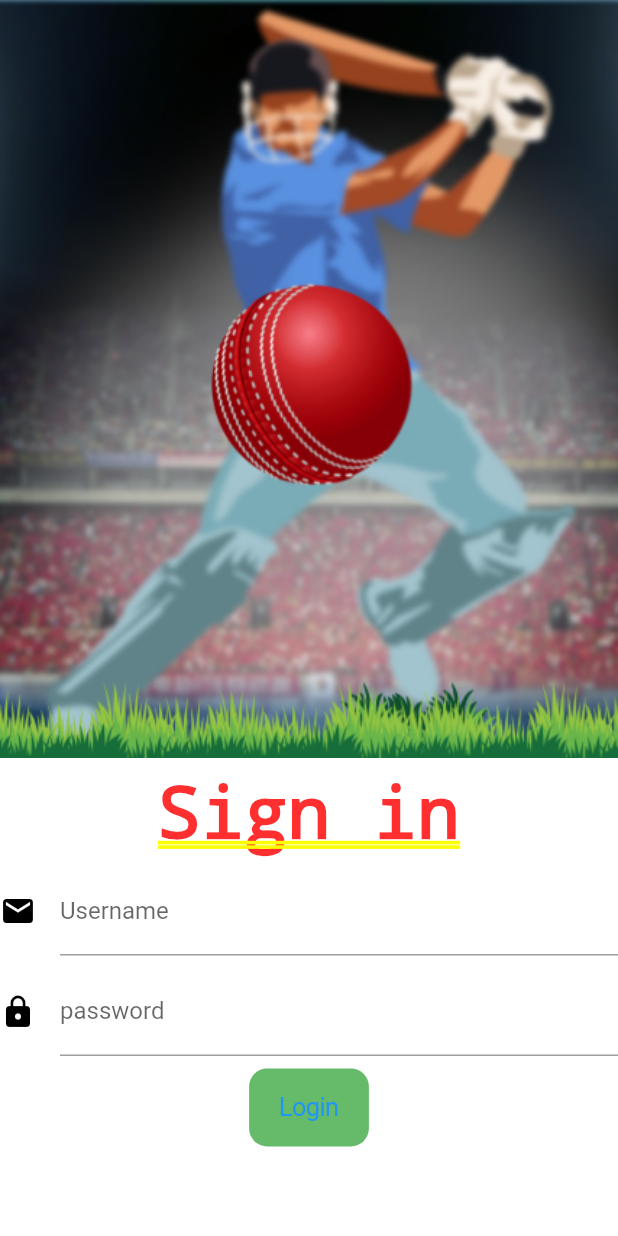
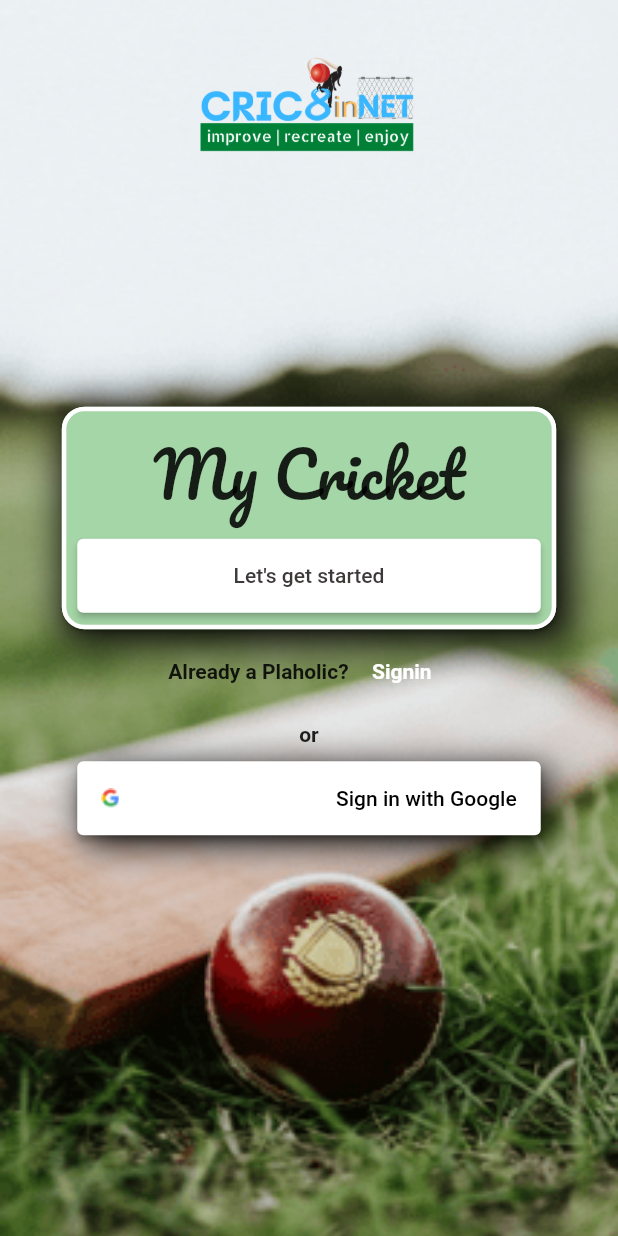
Before and after one commit to GitFromGeeks/Circ8inNet, a Flutter app: the screen it shows after launch, on a phone screen of 412 x 824 dp. Run offline on Flutter 3.47's test engine with Material 2 defaults, Android fonts, the light colour scheme and no system bars; our stand-ins replace google_fonts.

Commit message:
added new screens

```diff
--- a/lib/Shared/constants.dart
+++ b/lib/Shared/constants.dart
@@ -1,15 +1,15 @@
-// import 'package:flutter/material.dart';
+import 'package:flutter/material.dart';
 
-// class Constant {
-//   static final Color primaryColor = Colors.orangeAccent[700];
-//   static final Color secondaryColor = Colors.purple[900];
-//   static final Widget grad = Container(
-//       decoration: BoxDecoration(
-//           gradient: LinearGradient(
-//               begin: Alignment.topLeft,
-//               end: Alignment.bottomRight,
-//               colors: [Constant.primaryColor, Colors.orange[300]])));
-// }
+class Constant {
+  static final Color? primaryColor = Colors.green[200];
+  // static final Color secondaryColor = Colors.purple[900];
+  // static final Widget grad = Container(
+  //     decoration: BoxDecoration(
+  //         gradient: LinearGradient(
+  //             begin: Alignment.topLeft,
+  //             end: Alignment.bottomRight,
+  //             colors: [Constant.primaryColor, Colors.orange[300]])));
+}
 
 // class Images {
 //   static final AssetImage app_logo = AssetImage('assets/image/app_logo.png');
--- a/lib/Shared/routes.dart
+++ b/lib/Shared/routes.dart
@@ -1,12 +1,15 @@
-import 'package:cric8innet/views/login.dart';
+import 'package:cric8innet/features/authentication/display/pages/login.dart';
 import 'package:cric8innet/splashScreen.dart';
+import 'package:cric8innet/features/authentication/display/pages/chooseAuth.dart';
 
 class Routes {
   static const String login = '/login';
   static const String splash = '/splash';
+  static const String choose = '/choose';
 }
 
 final routes = {
   Routes.login: (context) => const LoginScreen(),
   Routes.splash: (context) => const SplashScreen(),
+  Routes.choose: (context) => const ChooseAuth(),
 };
--- /dev/null
+++ b/lib/features/authentication/display/pages/chooseAuth.dart
@@ -0,0 +1,143 @@
+import 'package:cric8innet/Shared/constants.dart';
+import 'package:flutter/material.dart';
+import 'package:google_fonts/google_fonts.dart';
+import 'package:cric8innet/Shared/routes.dart';
+
+class ChooseAuth extends StatelessWidget {
+  const ChooseAuth({Key? key}) : super(key: key);
+
+  @override
+  Widget build(BuildContext context) {
+    return Scaffold(
+        body: Stack(
+      children: [
+        const SizedBox(
+            child: Image(
+                width: double.infinity,
+                height: double.infinity,
+                fit: BoxFit.cover,
+                image: AssetImage("assets/images/signupbg.png"))),
+        const Padding(
+          padding: EdgeInsets.only(
+            top: 35,
+            left: 130,
+          ),
+          child: SizedBox(
+            width: 150,
+            height: 100,
+            child: Align(
+              alignment: Alignment.topCenter,
+              child: Image(image: AssetImage("assets/icons/logo.png")),
+            ),
+          ),
+        ),
+        Center(
+          child: Column(
+            mainAxisAlignment: MainAxisAlignment.center,
+            children: [
+              Container(
+                decoration: const BoxDecoration(boxShadow: [
+                  BoxShadow(
+                      color: Colors.black,
+                      blurRadius: 20.0,
+                      spreadRadius: 0.0,
+                      offset: Offset(5.0, 5.0))
+                ]),
+                child: Card(
+                  color: Constant.primaryColor,
+                  shape: RoundedRectangleBorder(
+                      side: const BorderSide(color: Colors.white, width: 3),
+                      borderRadius: BorderRadius.circular(15)),
+                  child: SizedBox(
+                      height: MediaQuery.of(context).size.height * 0.18,
+                      width: MediaQuery.of(context).size.width * 0.8,
+                      child: Column(
+                        children: [
+                          Padding(
+                            padding: const EdgeInsets.all(8.0),
+                            child: Text("My Cricket",
+                                style: GoogleFonts.pacifico(
+                                    fontSize:
+                                        MediaQuery.of(context).size.width *
+                                            0.1)),
+                          ),
+                          SizedBox(
+                            width: MediaQuery.of(context).size.width * 0.75,
+                            height: MediaQuery.of(context).size.height * 0.06,
+                            child: ElevatedButton(
+                                style: ElevatedButton.styleFrom(
+                                  primary: Colors.white,
+                                ),
+                                onPressed: () {},
+                                child: const Text(
+                                  "Let's get started",
+                                  style: TextStyle(
+                                      color: Color.fromARGB(255, 61, 57, 57)),
+                                )),
+                          ),
+                        ],
+                      )),
+                ),
+              ),
+              Row(
+                mainAxisAlignment: MainAxisAlignment.center,
+                children: [
+                  const Text(
+                    "Already a Plaholic? ",
+                    style: TextStyle(fontWeight: FontWeight.bold),
+                  ),
+                  TextButton(
+                      onPressed: () {
+                        Navigator.pushNamed(context, Routes.login);
+                      },
+                      child: const Text(
+                        "Signin",
+                        style: TextStyle(
+                            color: Colors.white, fontWeight: FontWeight.bold),
+                      ))
+                ],
+              ),
+              const Padding(
+                padding: EdgeInsets.all(10.0),
+                child: Text(
+                  "or",
+                  style: TextStyle(fontWeight: FontWeight.bold),
+                ),
+              ),
+              Container(
+                decoration: const BoxDecoration(boxShadow: [
+                  BoxShadow(
+                      color: Colors.black,
+                      blurRadius: 20.0,
+                      spreadRadius: 0.0,
+                      offset: Offset(5.0, 5.0))
+                ]),
+                child: SizedBox(
+                  width: MediaQuery.of(context).size.width * 0.75,
+                  height: MediaQuery.of(context).size.height * 0.06,
+                  child: ElevatedButton(
+                      style: ElevatedButton.styleFrom(
+                        primary: Colors.white,
+                      ),
+                      onPressed: () {},
+                      child: Row(
+                        children: const [
+                          Image(
+                            image: AssetImage("assets/icons/googlelogo.png"),
+                          ),
+                          Spacer(),
+                          Text(
+                            "Sign in with Google",
+                            style: TextStyle(color: Colors.black),
+                          )
+                        ],
+                      )),
+                ),
+              ),
+            ],
+          ),
+        ),
+      ],
+    ));
+  }
+}
--- a/lib/splashScreen.dart
+++ b/lib/splashScreen.dart
@@ -14,7 +14,7 @@ class _SplashScreenState extends State<SplashScreen> {
   void initState() {
     super.initState();
     Timer(const Duration(seconds: 2), () {
-      Navigator.pushNamed(context, Routes.login);
+      Navigator.pushNamed(context, Routes.choose);
     });
   }
 
@@ -22,6 +22,10 @@ class _SplashScreenState extends State<SplashScreen> {
   Widget build(BuildContext context) {
     return const Scaffold(
         body: Image(
+      fit: BoxFit.cover,
+      height: double.infinity,
+      width: double.infinity,
+      alignment: Alignment.center,
       image: AssetImage('assets/images/splash.png'),
     ));
   }
--- a/lib/views/login.dart
+++ /dev/null
@@ -1,48 +0,0 @@
-import 'package:flutter/cupertino.dart';
-import 'package:flutter/material.dart';
-
-class LoginScreen extends StatelessWidget {
-  const LoginScreen({Key? key}) : super(key: key);
-
-  @override
-  Widget build(BuildContext context) {
-    return Column(
-      children: [
-        const Image(image: AssetImage('assets/images/login.png')),
-        SizedBox(
-          height: MediaQuery.of(context).size.height * 0.01,
-        ),
-        const Text("Sign in"),
-        SizedBox(
-          height: MediaQuery.of(context).size.height * 0.01,
-        ),
-        TextFormField(
-          decoration: const InputDecoration(
-              icon: Icon(
-                Icons.email,
-                color: Colors.black,
-              ),
-              labelText: "Username"),
-        ),
-        const SizedBox(
-          height: 8,
-        ),
-        TextFormField(
-          decoration: const InputDecoration(
-              icon: Icon(
-                Icons.lock,
-                color: Colors.black,
-              ),
-              labelText: "password"),
-        ),
-        SizedBox(
-          height: MediaQuery.of(context).size.height * 0.01,
-        ),
-        CupertinoButton(
-            color: Colors.green[400],
-            child: const Text("Login"),
-            onPressed: () {})
-      ],
-    );
-  }
-}
--- a/pubspec.yaml
+++ b/pubspec.yaml
@@ -34,6 +34,7 @@ dependencies:
   # The following adds the Cupertino Icons font to your application.
   # Use with the CupertinoIcons class for iOS style icons.
   cupertino_icons: ^1.0.2
+  google_fonts: ^2.3.1
 
 dev_dependencies:
   flutter_test:
@@ -61,6 +62,10 @@ flutter:
   assets:
     - assets/images/login.png
     - assets/images/splash.png
+    - assets/icons/Loginarrow.png
+    - assets/images/signupbg.png
+    - assets/icons/logo.png
+    - assets/icons/googlelogo.png
   #   - images/a_dot_ham.jpeg
 
   # An image asset can refer to one or more resolution-specific "variants", see
```
Also changed, not shown: lib/features/authentication/display/pages/login.dart (added, +111 -0 lines), assets/icons/Loginarrow.png (added), assets/icons/googlelogo.png (added), assets/icons/logo.png (added), assets/images/signupbg.png (added), pubspec.lock.
